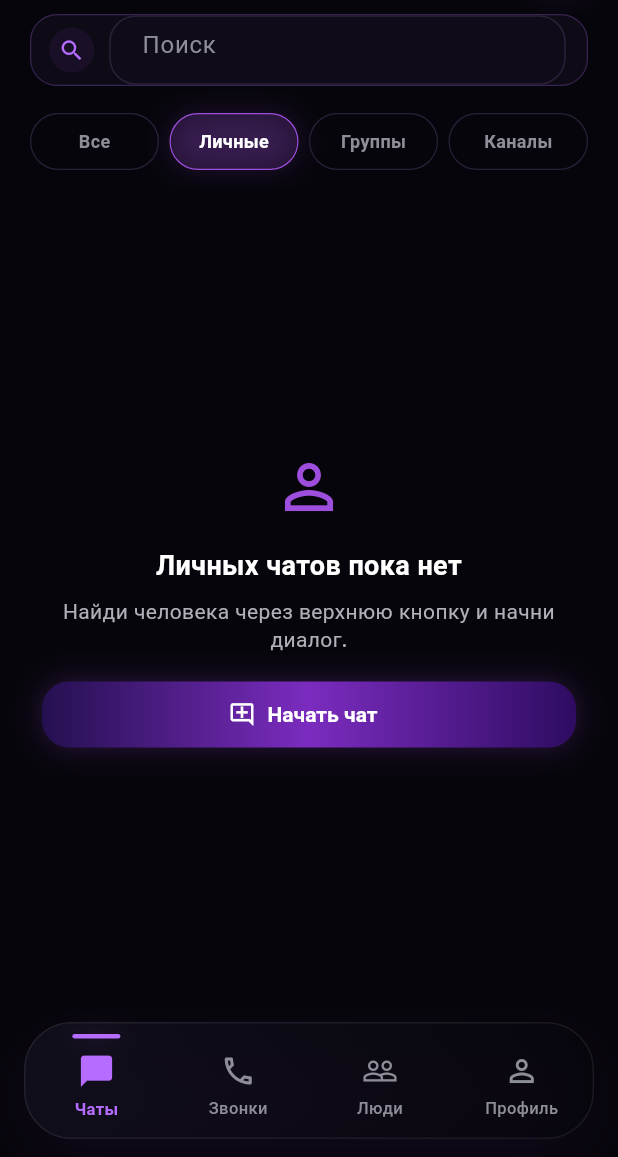
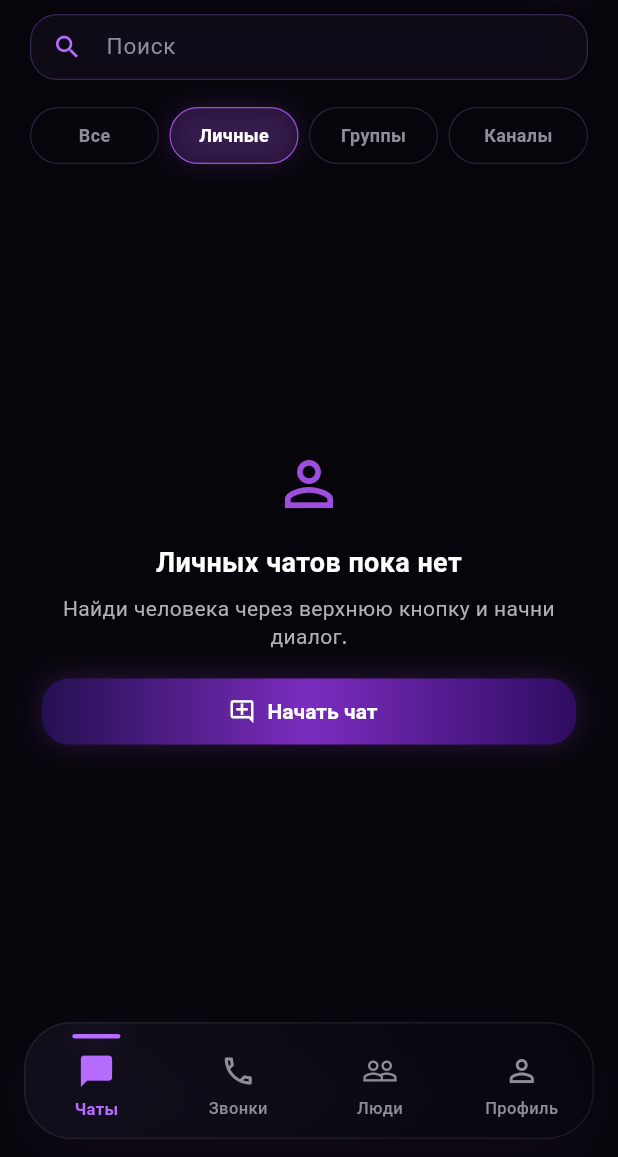
Before and after one commit to vladbogus498-design/my_messenger, a Flutter app: the screen it shows once a user with an empty profile is signed in, after a tap on "Личные", on a phone screen of 412 x 824 dp, the part 79-1236 px from its top. Run offline on Flutter 3.47's test engine with Material 3 defaults, Android fonts, the phone set to English and light mode, and no system bars; our stand-ins replace audioplayers, cached_network_image, cloud_firestore, dio, firebase_auth, firebase_core and 11 more; missing offline and left inert: dio_smart_retry, encrypt, pointycastle; accounts and stored records are empty.

Commit message:
Fix username ownership and polish profile fields

```diff
--- a/lib/screens/chats_screen.dart
+++ b/lib/screens/chats_screen.dart
@@ -147,7 +147,8 @@ class _ChatScreenState extends ConsumerState<ChatScreen> {
     return Padding(
       padding: const EdgeInsets.fromLTRB(20, 0, 20, 14),
       child: Container(
-        height: 48,
+        height: 44,
+        padding: const EdgeInsets.symmetric(horizontal: 14),
         decoration: BoxDecoration(
           color: DarkKickColors.panel.withValues(alpha: 0.92),
           borderRadius: BorderRadius.circular(18),
@@ -155,29 +156,30 @@ class _ChatScreenState extends ConsumerState<ChatScreen> {
         ),
         child: Row(
           children: [
+            const Icon(
+              Icons.search,
+              color: DarkKickColors.electricPurple,
+              size: 20,
+            ),
             const SizedBox(width: 12),
-            Container(
-              width: 30,
-              height: 30,
-              decoration: BoxDecoration(
-                shape: BoxShape.circle,
-                color: DarkKickColors.neonPurple.withValues(alpha: 0.08),
-              ),
-              child: const Icon(
-                Icons.search,
-                color: DarkKickColors.electricPurple,
-                size: 18,
-              ),
-            ),
-            const SizedBox(width: 10),
             Expanded(
               child: TextField(
                 controller: _searchController,
-                style: const TextStyle(color: DarkKickColors.textPrimary),
+                style: const TextStyle(
+                  color: DarkKickColors.textPrimary,
+                  fontSize: 15,
+                ),
                 decoration: const InputDecoration(
                   hintText: 'Поиск',
+                  hintStyle: TextStyle(
+                    color: DarkKickColors.textTertiary,
+                    fontSize: 15,
+                  ),
                   border: InputBorder.none,
-                  isCollapsed: true,
+                  enabledBorder: InputBorder.none,
+                  focusedBorder: InputBorder.none,
+                  contentPadding: EdgeInsets.zero,
+                  isDense: true,
                 ),
               ),
             ),
--- a/lib/screens/profile_screen.dart
+++ b/lib/screens/profile_screen.dart
@@ -112,13 +112,13 @@ class _ProfileScreenState extends State<ProfileScreen> {
                             onTap: () => _openEditProfile(user),
                           ),
                           _SettingsItemData(
-                            icon: Icons.shield_rounded,
+                            icon: Icons.privacy_tip_outlined,
                             title: 'Приватность',
                             subtitle: 'Кто может писать, онлайн',
                             onTap: () => _openPlaceholder('Приватность'),
                           ),
                           _SettingsItemData(
-                            icon: Icons.lock_rounded,
+                            icon: Icons.lock_outline_rounded,
                             title: 'Безопасность',
                             subtitle: 'Пароль, устройства',
                             onTap: () => _openPlaceholder('Безопасность'),
@@ -130,13 +130,13 @@ class _ProfileScreenState extends State<ProfileScreen> {
                         title: 'ОБЩЕНИЕ',
                         items: [
                           _SettingsItemData(
-                            icon: Icons.chat_bubble_rounded,
+                            icon: Icons.chat_bubble_outline_rounded,
                             title: 'Чаты',
                             subtitle: 'Темы, размер текста',
                             onTap: () => _openPlaceholder('Чаты'),
                           ),
                           _SettingsItemData(
-                            icon: Icons.notifications_rounded,
+                            icon: Icons.notifications_none_rounded,
                             title: 'Уведомления',
                             subtitle: 'Звуки, вибрация, баннеры',
                             onTap: () => _openPlaceholder('Уведомления'),
@@ -155,13 +155,13 @@ class _ProfileScreenState extends State<ProfileScreen> {
                         title: 'ПРИЛОЖЕНИЕ',
                         items: [
                           _SettingsItemData(
-                            icon: Icons.palette_rounded,
+                            icon: Icons.palette_outlined,
                             title: 'Внешний вид',
                             subtitle: 'Тема, цвета, иконки',
                             onTap: () => _openPlaceholder('Внешний вид'),
                           ),
                           _SettingsItemData(
-                            icon: Icons.info_rounded,
+                            icon: Icons.info_outline_rounded,
                             title: 'О приложении',
                             subtitle: 'Версия, поддержка',
                             onTap: () => _openPlaceholder('О приложении'),
@@ -380,7 +380,7 @@ class _EditProfileScreenState extends State<_EditProfileScreen> {
                 _ProfileFieldCard(
                   label: 'О себе',
                   controller: _bioController,
-                  height: 108,
+                  height: 96,
                   minLines: 2,
                   maxLines: 3,
                   textInputAction: TextInputAction.newline,
@@ -698,7 +698,7 @@ class _SettingsIcon extends StatelessWidget {
             width: 40,
             height: 40,
             decoration: BoxDecoration(
-              borderRadius: BorderRadius.circular(15),
+              borderRadius: BorderRadius.circular(12),
               color: DarkKickColors.neonPurple.withValues(alpha: 0.18),
               border: Border.all(
                 color: DarkKickColors.neonPurple.withValues(alpha: 0.2),
@@ -713,7 +713,7 @@ class _SettingsIcon extends StatelessWidget {
               ],
             ),
           ),
-          Icon(icon, color: DarkKickColors.electricPurple, size: 22),
+          Icon(icon, color: DarkKickColors.electricPurple, size: 20),
         ],
       ),
     );
@@ -775,7 +775,7 @@ class _LogoutIcon extends StatelessWidget {
       width: 40,
       height: 40,
       decoration: BoxDecoration(
-        borderRadius: BorderRadius.circular(15),
+        borderRadius: BorderRadius.circular(12),
         color: const Color(0xFFFF3B5F).withValues(alpha: 0.13),
         border: Border.all(
           color: const Color(0xFFFF3B5F).withValues(alpha: 0.22),
@@ -792,7 +792,7 @@ class _LogoutIcon extends StatelessWidget {
       child: const Icon(
         Icons.logout_rounded,
         color: Color(0xFFFF4D5D),
-        size: 22,
+        size: 20,
       ),
     );
   }
```
Also changed, not shown: lib/services/user_service.dart (+42 -11 lines), 1 other file.
